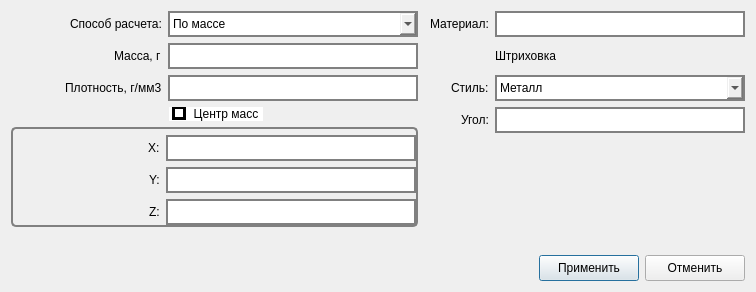
This is controllerdialog.ui in redmms/characteristics_view as Qt 5 draws it before an edit. The edited form follows.
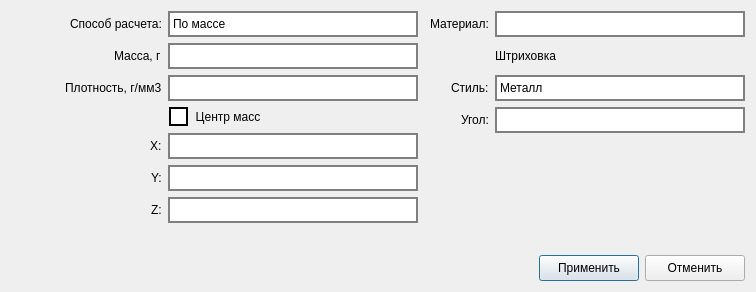
This is the edited form. Icons and pictures are not drawn.

```diff
--- a/controllerdialog.ui
+++ b/controllerdialog.ui
@@ -39,29 +39,41 @@
 }
 QCheckBox{
 	border: 2 solid grey;
-
 }
-  QGroupBox::indicator:checked {
-      border: 3px solid black;  // Толщина и цвет границы
-       width: 20px;              // Ширина чекбокса
-      height: 20px;             // Высота чекбокса
-   }
-    QGroupBox::indicator:unchecked {
-        border: 3px solid black;
-        width: 20px;
-        height: 20px;
-    }
+
 QGroupBox {
-    border: 2px solid gray;
-    border-radius: 5px;
+    border: 0;
     margin-top: 20px;
 }
 QGroupBox::title {
+  background: transparent;
+
     subcontrol-origin: margin;
     subcontrol-position: top center;
     padding: 0 3px;
-    background-color: white;
-}</string>
+
+}
+  QGroupBox::indicator {
+  background: white;
+      border: 2px solid black;  
+       width: 15px;             
+      height: 15px;           
+   }
+
+  QGroupBox::indicator::checked {
+ image: url(&quot;:/icons/styles/checkbox_arrow.png&quot;); 
+}
+
+QComboBox::drop-down{
+background: transparent;
+}
+
+QComboBox::down-arrow{
+image: url(&quot;:/icons/styles/drop_down_arrow.png&quot;);
+width: 10;
+height: 10;
+}
+</string>
   </property>
   <property name="inputMethodHints">
    <set>Qt::ImhNone</set>
```
